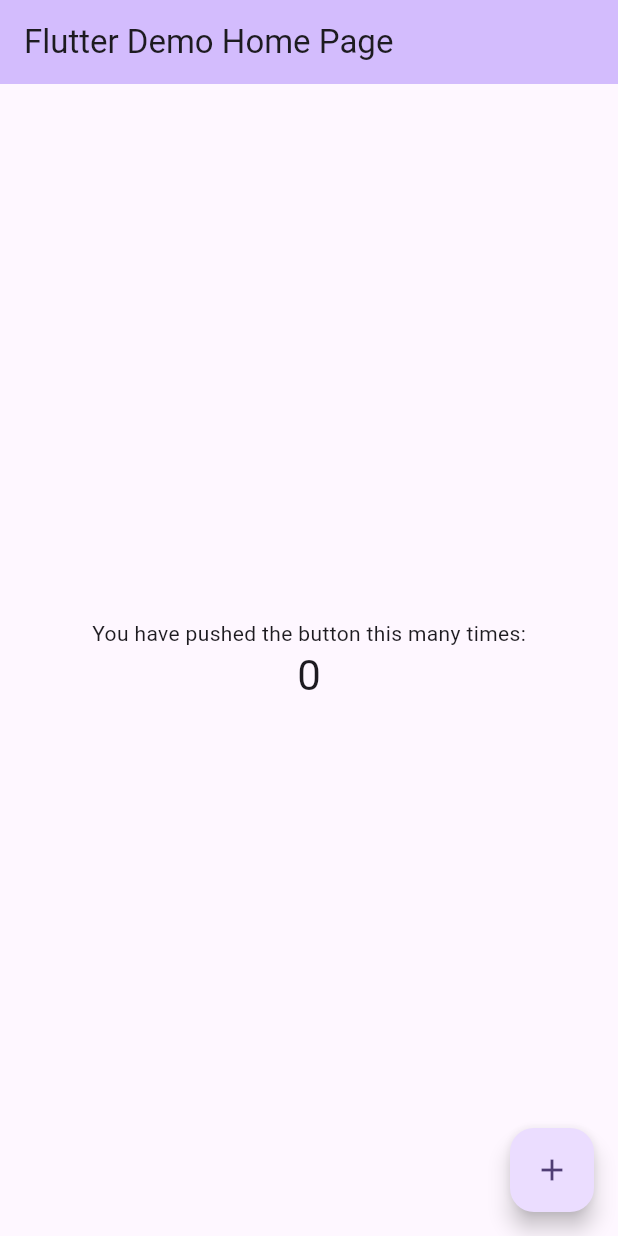
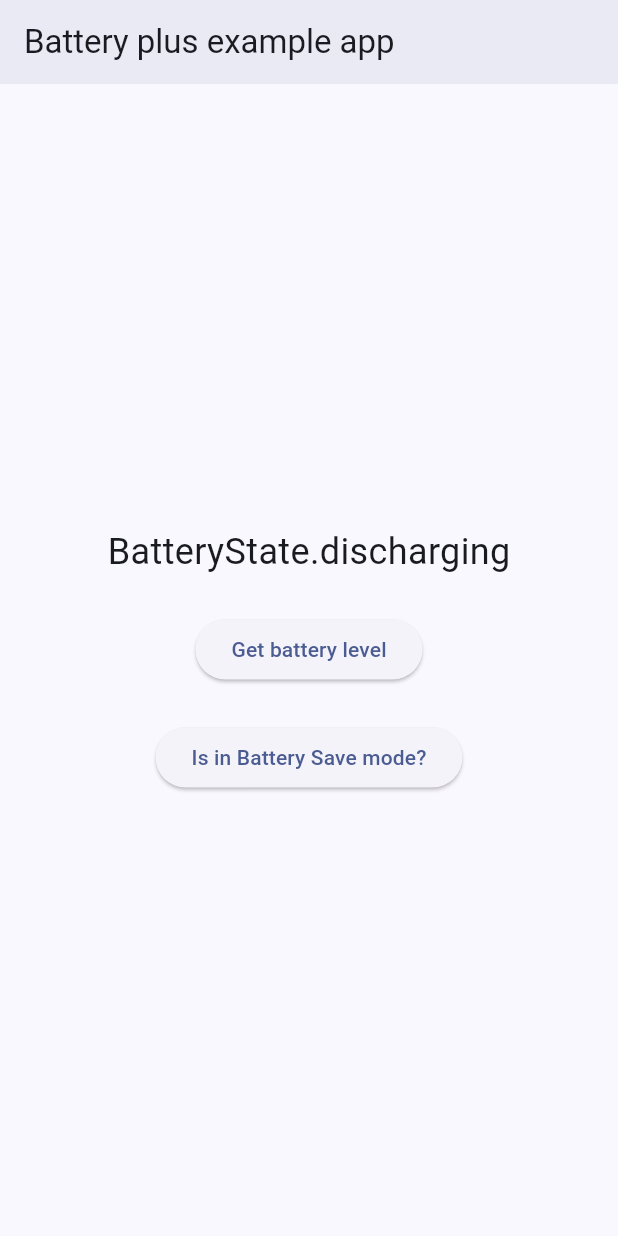
Before and after one commit to ItsJordanNL/battery-app, a Flutter app: the screen it shows after launch, on a phone screen of 412 x 824 dp. Run offline on Flutter 3.47's test engine with Material 3 defaults, Android fonts, the phone set to English and light mode, and no system bars; our stand-ins replace battery_plus.

Commit message:
Battery app voorbeeld

```diff
--- a/lib/main.dart
+++ b/lib/main.dart
@@ -1,4 +1,7 @@
+import 'dart:async';
+
 import 'package:flutter/material.dart';
+import 'package:battery_plus/battery_plus.dart';
 
 void main() {
   runApp(const MyApp());
@@ -7,119 +10,128 @@ void main() {
 class MyApp extends StatelessWidget {
   const MyApp({super.key});
 
-  // This widget is the root of your application.
   @override
   Widget build(BuildContext context) {
     return MaterialApp(
       title: 'Flutter Demo',
       theme: ThemeData(
-        // This is the theme of your application.
-        //
-        // TRY THIS: Try running your application with "flutter run". You'll see
-        // the application has a purple toolbar. Then, without quitting the app,
-        // try changing the seedColor in the colorScheme below to Colors.green
-        // and then invoke "hot reload" (save your changes or press the "hot
-        // reload" button in a Flutter-supported IDE, or press "r" if you used
-        // the command line to start the app).
-        //
-        // Notice that the counter didn't reset back to zero; the application
-        // state is not lost during the reload. To reset the state, use hot
-        // restart instead.
-        //
-        // This works for code too, not just values: Most code changes can be
-        // tested with just a hot reload.
-        colorScheme: ColorScheme.fromSeed(seedColor: Colors.deepPurple),
         useMaterial3: true,
+        colorSchemeSeed: const Color(0x9f4376f8),
       ),
-      home: const MyHomePage(title: 'Flutter Demo Home Page'),
+      home: const MyHomePage(),
     );
   }
 }
 
 class MyHomePage extends StatefulWidget {
-  const MyHomePage({super.key, required this.title});
-
-  // This widget is the home page of your application. It is stateful, meaning
-  // that it has a State object (defined below) that contains fields that affect
-  // how it looks.
-
-  // This class is the configuration for the state. It holds the values (in this
-  // case the title) provided by the parent (in this case the App widget) and
-  // used by the build method of the State. Fields in a Widget subclass are
-  // always marked "final".
-
-  final String title;
+  const MyHomePage({super.key});
 
   @override
   State<MyHomePage> createState() => _MyHomePageState();
 }
 
 class _MyHomePageState extends State<MyHomePage> {
-  int _counter = 0;
+  final Battery _battery = Battery();
 
-  void _incrementCounter() {
+  BatteryState? _batteryState;
+  StreamSubscription<BatteryState>? _batteryStateSubscription;
+
+  @override
+  void initState() {
+    super.initState();
+    _battery.batteryState.then(_updateBatteryState);
+    _batteryStateSubscription =
+        _battery.onBatteryStateChanged.listen(_updateBatteryState);
+  }
+
+  void _updateBatteryState(BatteryState state) {
+    if (_batteryState == state) return;
     setState(() {
-      // This call to setState tells the Flutter framework that something has
-      // changed in this State, which causes it to rerun the build method below
-      // so that the display can reflect the updated values. If we changed
-      // _counter without calling setState(), then the build method would not be
-      // called again, and so nothing would appear to happen.
-      _counter++;
+      _batteryState = state;
     });
   }
 
   @override
   Widget build(BuildContext context) {
-    // This method is rerun every time setState is called, for instance as done
-    // by the _incrementCounter method above.
-    //
-    // The Flutter framework has been optimized to make rerunning build methods
-    // fast, so that you can just rebuild anything that needs updating rather
-    // than having to individually change instances of widgets.
     return Scaffold(
       appBar: AppBar(
-        // TRY THIS: Try changing the color here to a specific color (to
-        // Colors.amber, perhaps?) and trigger a hot reload to see the AppBar
-        // change color while the other colors stay the same.
-        backgroundColor: Theme.of(context).colorScheme.inversePrimary,
-        // Here we take the value from the MyHomePage object that was created by
-        // the App.build method, and use it to set our appbar title.
-        title: Text(widget.title),
+        title: const Text('Battery plus example app'),
+        elevation: 4,
       ),
       body: Center(
-        // Center is a layout widget. It takes a single child and positions it
-        // in the middle of the parent.
         child: Column(
-          // Column is also a layout widget. It takes a list of children and
-          // arranges them vertically. By default, it sizes itself to fit its
-          // children horizontally, and tries to be as tall as its parent.
-          //
-          // Column has various properties to control how it sizes itself and
-          // how it positions its children. Here we use mainAxisAlignment to
-          // center the children vertically; the main axis here is the vertical
-          // axis because Columns are vertical (the cross axis would be
-          // horizontal).
-          //
-          // TRY THIS: Invoke "debug painting" (choose the "Toggle Debug Paint"
-          // action in the IDE, or press "p" in the console), to see the
-          // wireframe for each widget.
           mainAxisAlignment: MainAxisAlignment.center,
-          children: <Widget>[
-            const Text(
-              'You have pushed the button this many times:',
+          children: [
+            Text(
+              '$_batteryState',
+              style: const TextStyle(fontSize: 24),
             ),
-            Text(
-              '$_counter',
-              style: Theme.of(context).textTheme.headlineMedium,
+            const SizedBox(height: 24),
+            ElevatedButton(
+              onPressed: () {
+                _battery.batteryLevel.then(
+                  (batteryLevel) {
+                    showDialog<void>(
+                      context: context,
+                      builder: (_) => AlertDialog(
+                        content: Text('Battery: $batteryLevel%'),
+                        actions: <Widget>[
+                          TextButton(
+                            onPressed: () {
+                              Navigator.pop(context);
+                            },
+                            child: const Text('OK'),
+                          )
+                        ],
+                      ),
+                    );
+                  },
+                );
+              },
+              child: const Text('Get battery level'),
             ),
+            const SizedBox(height: 24),
+            ElevatedButton(
+              onPressed: () {
+                _battery.isInBatterySaveMode.then(
+                  (isInPowerSaveMode) {
+                    showDialog<void>(
+                      context: context,
+                      builder: (_) => AlertDialog(
+                        title: const Text(
+                          'Is in Battery Save mode?',
+                          style: TextStyle(fontSize: 20),
+                        ),
+                        content: Text(
+                          "$isInPowerSaveMode",
+                          style: const TextStyle(fontSize: 18),
+                        ),
+                        actions: <Widget>[
+                          TextButton(
+                            onPressed: () {
+                              Navigator.pop(context);
+                            },
+                            child: const Text('Close'),
+                          )
+                        ],
+                      ),
+                    );
+                  },
+                );
+              },
+              child: const Text('Is in Battery Save mode?'),
+            )
           ],
         ),
       ),
-      floatingActionButton: FloatingActionButton(
-        onPressed: _incrementCounter,
-        tooltip: 'Increment',
-        child: const Icon(Icons.add),
-      ), // This trailing comma makes auto-formatting nicer for build methods.
     );
   }
+
+  @override
+  void dispose() {
+    super.dispose();
+    if (_batteryStateSubscription != null) {
+      _batteryStateSubscription!.cancel();
+    }
+  }
 }
--- a/pubspec.yaml
+++ b/pubspec.yaml
@@ -35,6 +35,7 @@ dependencies:
   # The following adds the Cupertino Icons font to your application.
   # Use with the CupertinoIcons class for iOS style icons.
   cupertino_icons: ^1.0.6
+  battery_plus: ^5.0.3
 
 dev_dependencies:
   flutter_test:
```
Also changed, not shown: pubspec.lock, 4 other files.
